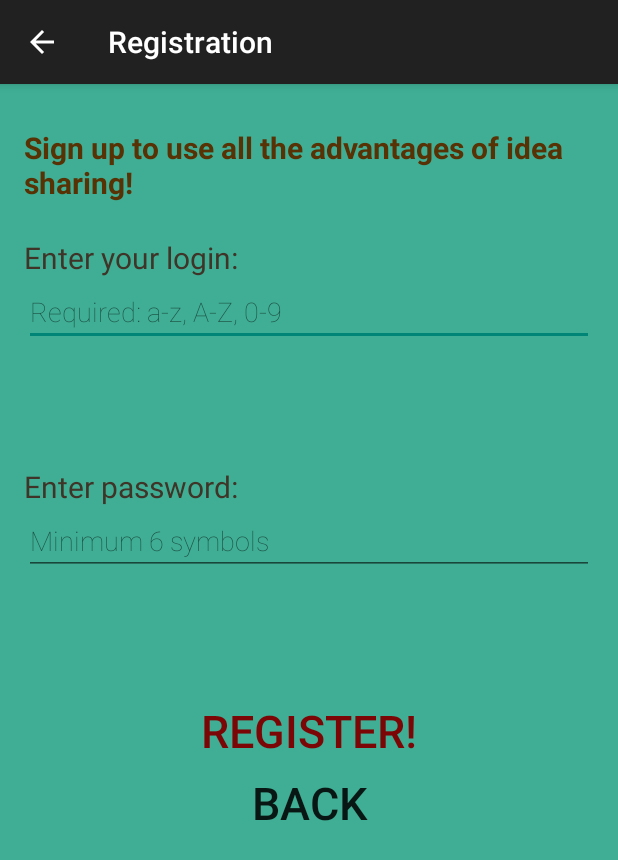
After one commit to EStotskaya/Idee, an Android app: the Registration screen opened directly, with no data from a screen before it, on a phone screen of 412 x 824 dp. The commit adds this screen. Shown: the top 860 px of the screen. Run offline under Robolectric (Android 15) with nearby library versions, the phone set to English and light mode, and no system bars; our stand-ins replace ButterKnife.

Commit message:
changes in start page(buttons), registration activity

```diff
--- /dev/null
+++ b/android/app/src/main/java/com/code_and_fix/idee/Registration.java
@@ -0,0 +1,92 @@
+package com.code_and_fix.idee;
+
+import android.app.AlertDialog;
+import android.content.DialogInterface;
+import android.content.Intent;
+import android.content.pm.ActivityInfo;
+import android.support.v7.app.AppCompatActivity;
+import android.os.Bundle;
+import android.view.Menu;
+import android.view.MenuItem;
+import android.widget.Button;
+import android.widget.EditText;
+import android.widget.Toast;
+
+import butterknife.Bind;
+import butterknife.ButterKnife;
+import butterknife.OnClick;
+
+public class Registration extends AppCompatActivity {
+
+    @Bind(R.id.loginEdit) EditText login;
+    @Bind(R.id.passEdit) EditText pass;
+    @Bind(R.id.backButt) Button backButt;
+    @Bind(R.id.register) Button regButt;
+
+    @OnClick(R.id.backButt) public void back(Button butt)
+    {
+
+        AlertDialog.Builder builder = new AlertDialog.Builder(this);
+        builder.setMessage(getString(R.string.regMess));
+        builder.setPositiveButton(getString(R.string.da), new DialogInterface.OnClickListener() {
+            @Override
+            public void onClick(DialogInterface dialog, int which) {
+
+                if (check().length() > 0)
+                {
+                    Toast.makeText(Registration.this, check(), Toast.LENGTH_LONG).show();
+                }
+
+                //change later, must not open start page
+                else
+                {
+                    Intent intent = new Intent(Registration.this, MainActivity.class);
+                    intent.addFlags(Intent.FLAG_ACTIVITY_CLEAR_TOP);
+                    finish();
+                    startActivity(intent);
+
+                }
+
+            }
+        });
+
+        builder.setNegativeButton(getString(R.string.net), new DialogInterface.OnClickListener() {
+            @Override
+            public void onClick(DialogInterface dialog, int which) {
+
+                Intent intent = new Intent(Registration.this, MainActivity.class);
+                intent.addFlags(Intent.FLAG_ACTIVITY_CLEAR_TOP);
+                finish();
+                startActivity(intent);
+
+            }
+        });
+        builder.create().show();
+
+
+    }
+
+    @Override
+    protected void onCreate(Bundle savedInstanceState) {
+        super.onCreate(savedInstanceState);
+        setContentView(R.layout.activity_registration);
+        setRequestedOrientation(ActivityInfo.SCREEN_ORIENTATION_PORTRAIT);
+        ButterKnife.bind(this);
+    }
+
+
+    //better add regEx
+    String check()
+    {
+        String mess = "";
+
+        if(!((login.getText().toString() != null)&&(login.getText().toString().length()>3)&&(login.getText().toString().length()<11)))
+            mess += "Invalid login\n";
+
+        if(!((pass.getText().toString()!=null)&&(pass.getText().toString().length()>3)&&(pass.getText().toString().length()<11)))
+            mess += "Invalid password";
+
+        return mess;
+    }
+
+}
--- /dev/null
+++ b/android/app/src/main/res/layout/activity_registration.xml
@@ -0,0 +1,120 @@
+<LinearLayout xmlns:android="http://schemas.android.com/apk/res/android"
+    xmlns:tools="http://schemas.android.com/tools" android:layout_width="match_parent"
+    android:layout_height="match_parent" android:paddingLeft="@dimen/activity_horizontal_margin"
+    android:paddingRight="@dimen/activity_horizontal_margin"
+    android:paddingTop="@dimen/activity_vertical_margin"
+    android:paddingBottom="@dimen/activity_vertical_margin"
+    tools:context="com.code_and_fix.idee.Registration"
+    android:background="@color/BACK"
+    android:orientation="vertical">
+
+    <LinearLayout
+        android:layout_width="match_parent"
+        android:layout_height="0dp"
+        android:layout_weight="1"
+        android:orientation="vertical"
+        android:gravity="center">
+
+    <TextView android:text="@string/registration_text"
+        android:layout_width="wrap_content"
+        android:layout_height="wrap_content"
+        android:textSize="20sp"
+        android:textColor="@color/BROWN"
+        android:id="@+id/regText"
+        android:textStyle="bold" />
+
+    </LinearLayout>
+
+
+    <LinearLayout
+        android:layout_width="match_parent"
+        android:layout_height="0dp"
+        android:layout_weight="2"
+        android:orientation="vertical"
+        android:gravity="start"
+        android:layout_marginTop="10dp">
+
+
+        <TextView android:text="@string/login_reg"
+            android:layout_width="wrap_content"
+            android:layout_height="wrap_content"
+            android:textSize="20sp"
+            android:textColor="@color/BLACK"
+            android:id="@+id/loginText"/>
+
+        <EditText
+            android:layout_width="match_parent"
+            android:layout_height="wrap_content"
+            android:id="@+id/loginEdit"
+            android:hint="@string/login_hint"
+            android:maxLength="10"
+            android:fontFamily="sans-serif-thin"
+            />
+
+    </LinearLayout>
+
+    <LinearLayout
+        android:layout_width="match_parent"
+        android:layout_height="0dp"
+        android:layout_weight="2"
+        android:orientation="vertical"
+        android:gravity="start">
+
+
+        <TextView android:text="@string/pass_reg"
+            android:layout_width="wrap_content"
+            android:layout_height="wrap_content"
+            android:textSize="20sp"
+            android:textColor="@color/BLACK"
+            android:id="@+id/passText"/>
+
+        <EditText
+            android:layout_width="match_parent"
+            android:layout_height="wrap_content"
+            android:id="@+id/passEdit"
+            android:hint="@string/pass_hint"
+            android:maxLength="10"
+            android:fontFamily="sans-serif-thin"
+
+            />
+
+    </LinearLayout>
+
+    <LinearLayout
+        android:layout_width="match_parent"
+        android:layout_height="0dp"
+        android:layout_weight="4.5"
+        android:orientation="vertical"
+        android:gravity="center_horizontal">
+
+
+
+        <Button
+            android:layout_width="wrap_content"
+            android:layout_height="wrap_content"
+            android:id="@+id/register"
+            android:textSize="30sp"
+            android:text="@string/reg"
+            android:background="@android:color/transparent"
+            android:textColor="@color/DARKRED"
+
+
+            />
+
+        <Button
+            android:layout_width="wrap_content"
+            android:layout_height="wrap_content"
+            android:id="@+id/backButt"
+            android:textSize="30sp"
+            android:text="@string/back"
+            android:background="@android:color/transparent"
+
+
+            />
+
+    </LinearLayout>
+
+
+
+
+</LinearLayout>
--- a/android/app/src/main/res/values/colors.xml
+++ b/android/app/src/main/res/values/colors.xml
@@ -4,4 +4,5 @@
     <color name="BLACK">#3F3427</color>
     <color name="LOGIN_BACK">#E9D7C4</color>
     <color name="BROWN">#583104</color>
+    <color name="DARKRED">#7C0606</color>
 </resources>
--- a/android/app/src/main/res/values/strings.xml
+++ b/android/app/src/main/res/values/strings.xml
@@ -7,4 +7,18 @@
     <string name="sign_in">Sign in</string>
     <string name="sign_up">Sign up</string>
     <string name="anonymous">Anonymous</string>
+    <string name="back">Back</string>
+    <string name="title_activity_registration">Registration</string>
+
+    <string name="registration_text">Sign up to use all the advantages of idea sharing!</string>
+    <string name="login_reg">Enter your login: </string>
+    <string name="pass_reg">Enter password: </string>
+    <string name="login_hint">Required: a-z, A-Z, 0-9 </string>
+    <string name="pass_hint">Minimum 6 symbols </string>
+    <string name="reg">Register!</string>
+
+    <string name="regMess">Save changes?</string>
+    <string name="da">Yes</string>
+    <string name="net">No</string>
+
 </resources>
```
Also changed, not shown: android/app/src/main/AndroidManifest.xml (+8 -0 lines), android/app/src/main/java/com/code_and_fix/idee/MainActivity.java (+30 -0 lines), android/app/src/main/res/layout/activity_main.xml (+33 -15 lines), android/app/src/main/res/menu/menu_registration.xml (added, +7 -0 lines), 3 other files.
